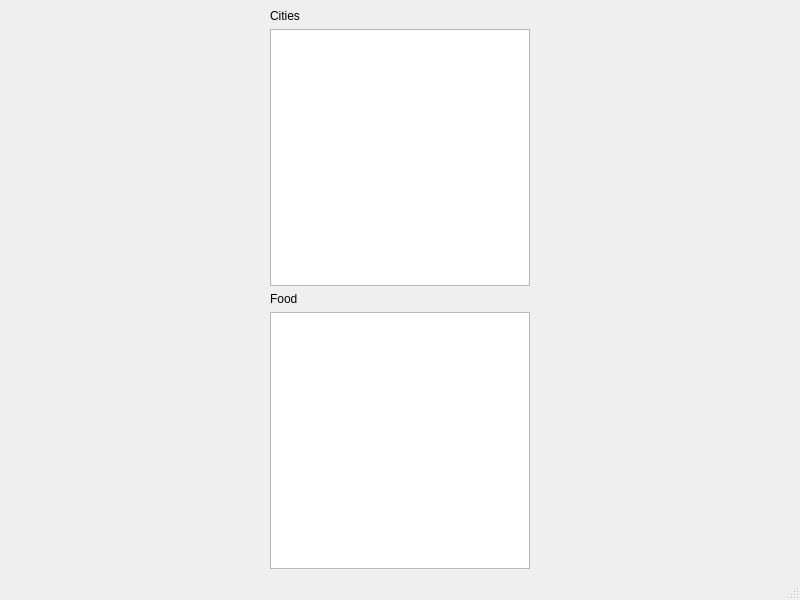
First picture: the form in mainwindow.ui, repository worcesterzj/cs1d-s-s-eurovacation, before the edit.
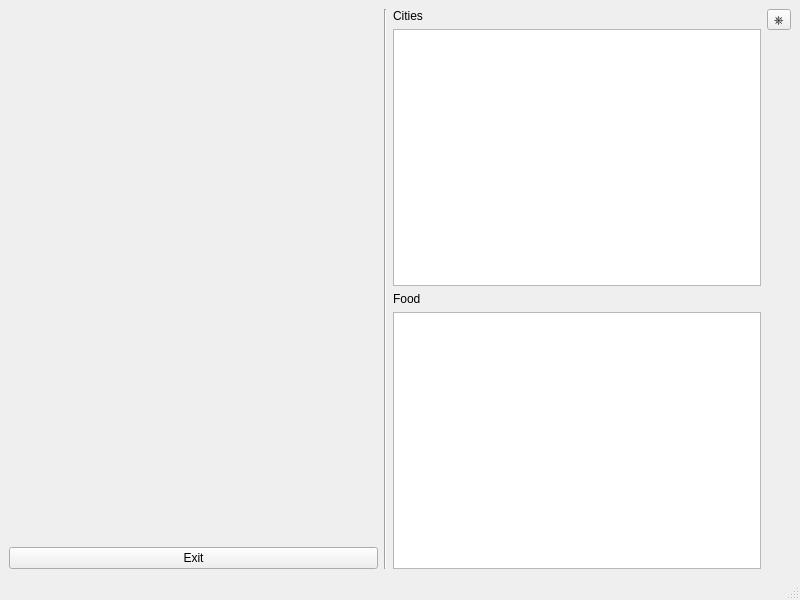
Second picture: the form after the edit.

Diff of the .ui file:
```diff
--- a/mainwindow.ui
+++ b/mainwindow.ui
@@ -14,21 +14,35 @@
    <string>MainWindow</string>
   </property>
   <widget class="QWidget" name="centralwidget">
-   <layout class="QGridLayout" name="gridLayout_2">
-    <item row="0" column="0">
-     <spacer name="horizontalSpacer">
+   <layout class="QHBoxLayout" name="horizontalLayout">
+    <item>
+     <layout class="QGridLayout" name="gridLayout">
+      <item row="1" column="0">
+       <widget class="QPushButton" name="exitButton">
+        <property name="text">
+         <string>Exit</string>
+        </property>
+       </widget>
+      </item>
+      <item row="0" column="0">
+       <widget class="QStackedWidget" name="stackedWidget">
+        <property name="currentIndex">
+         <number>0</number>
+        </property>
+        <widget class="QWidget" name="page"/>
+        <widget class="QWidget" name="page_2"/>
+       </widget>
+      </item>
+     </layout>
+    </item>
+    <item>
+     <widget class="Line" name="line">
       <property name="orientation">
-       <enum>Qt::Horizontal</enum>
+       <enum>Qt::Vertical</enum>
       </property>
-      <property name="sizeHint" stdset="0">
-       <size>
-        <width>40</width>
-        <height>20</height>
-       </size>
-      </property>
-     </spacer>
+     </widget>
     </item>
-    <item row="0" column="1">
+    <item>
      <layout class="QVBoxLayout" name="verticalLayout">
       <item>
        <widget class="QLabel" name="label">
@@ -62,18 +76,29 @@
       </item>
      </layout>
     </item>
-    <item row="0" column="2">
-     <spacer name="horizontalSpacer_2">
-      <property name="orientation">
-       <enum>Qt::Horizontal</enum>
-      </property>
-      <property name="sizeHint" stdset="0">
-       <size>
-        <width>40</width>
-        <height>20</height>
-       </size>
-      </property>
-     </spacer>
+    <item>
+     <layout class="QVBoxLayout" name="verticalLayout_2">
+      <item>
+       <widget class="QToolButton" name="toolButton">
+        <property name="text">
+         <string>⎈</string>
+        </property>
+       </widget>
+      </item>
+      <item>
+       <spacer name="verticalSpacer">
+        <property name="orientation">
+         <enum>Qt::Vertical</enum>
+        </property>
+        <property name="sizeHint" stdset="0">
+         <size>
+          <width>20</width>
+          <height>40</height>
+         </size>
+        </property>
+       </spacer>
+      </item>
+     </layout>
     </item>
    </layout>
   </widget>
```
Left out of the diff: 8 changed lines with no effect on the pictures.
